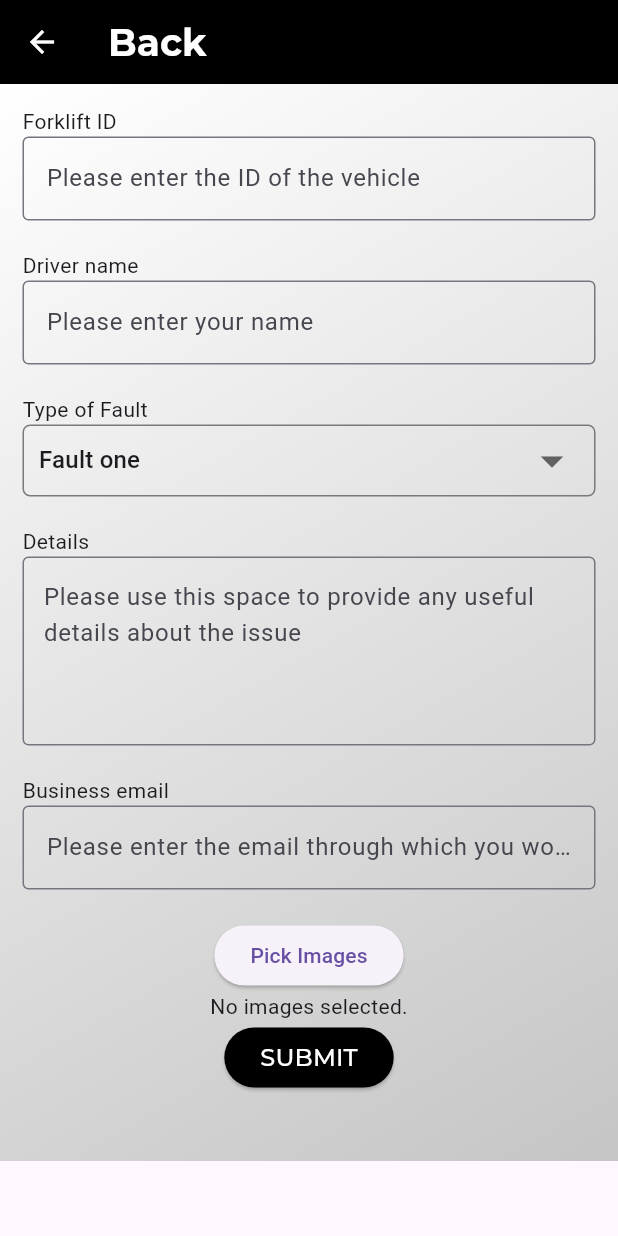
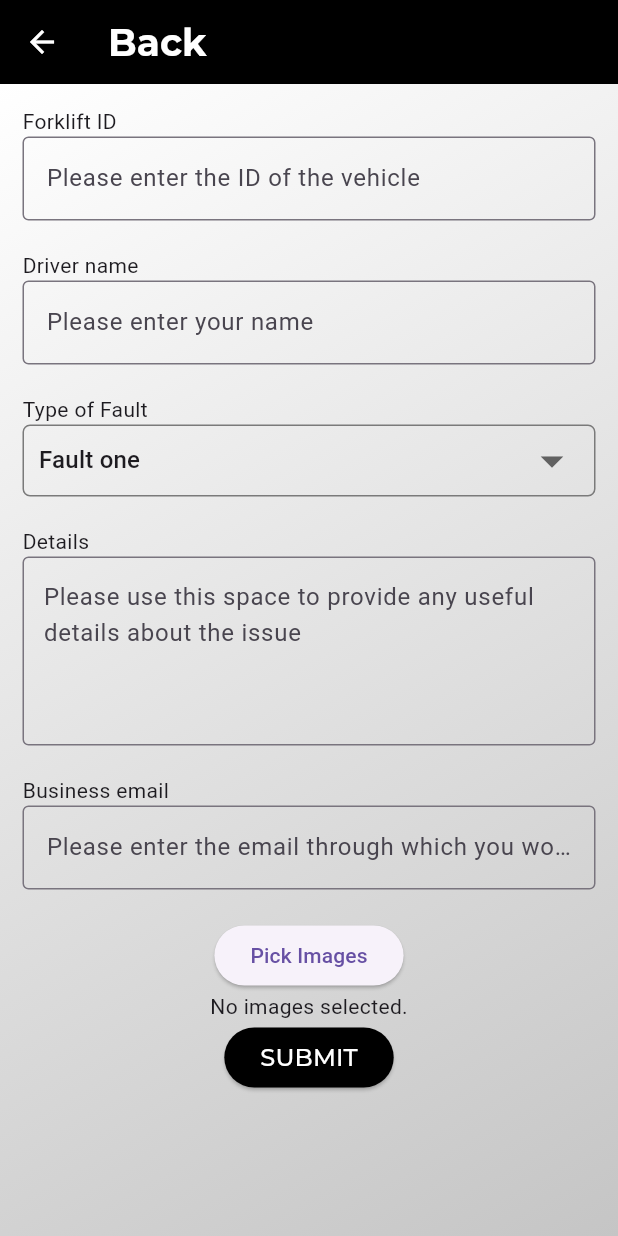
Before and after one commit to ME-CODE-UK/jstapp, a Flutter app: the ReportScreen screen opened directly, on a phone screen of 412 x 824 dp. Run offline on Flutter 3.47's test engine with Material 3 defaults, Android fonts, the phone set to English and light mode, and no system bars; our stand-ins replace image_picker; missing offline and left inert: mailer; project files that could hold a hidden picture were left out.

Commit message:
Fixed whitespace at bottom of report screen.

```diff
--- a/lib/screens/report_screen.dart
+++ b/lib/screens/report_screen.dart
@@ -91,6 +91,7 @@ class _ReportScreenState extends State<ReportScreen> {
         ),
       ),
       body: Container(
+        height: double.infinity,
         decoration: const BoxDecoration(
           // Background Colour
           gradient: LinearGradient(
@@ -309,7 +310,7 @@ class _ReportScreenState extends State<ReportScreen> {
 
                 // Submit Button
                 Padding(
-                  padding: const EdgeInsets.only(bottom: 30),
+                  padding: const EdgeInsets.only(bottom: 10),
                   child: ElevatedButton(
                     style: ElevatedButton.styleFrom(
                       foregroundColor: const Color.fromARGB(255, 255, 255, 255),
```
